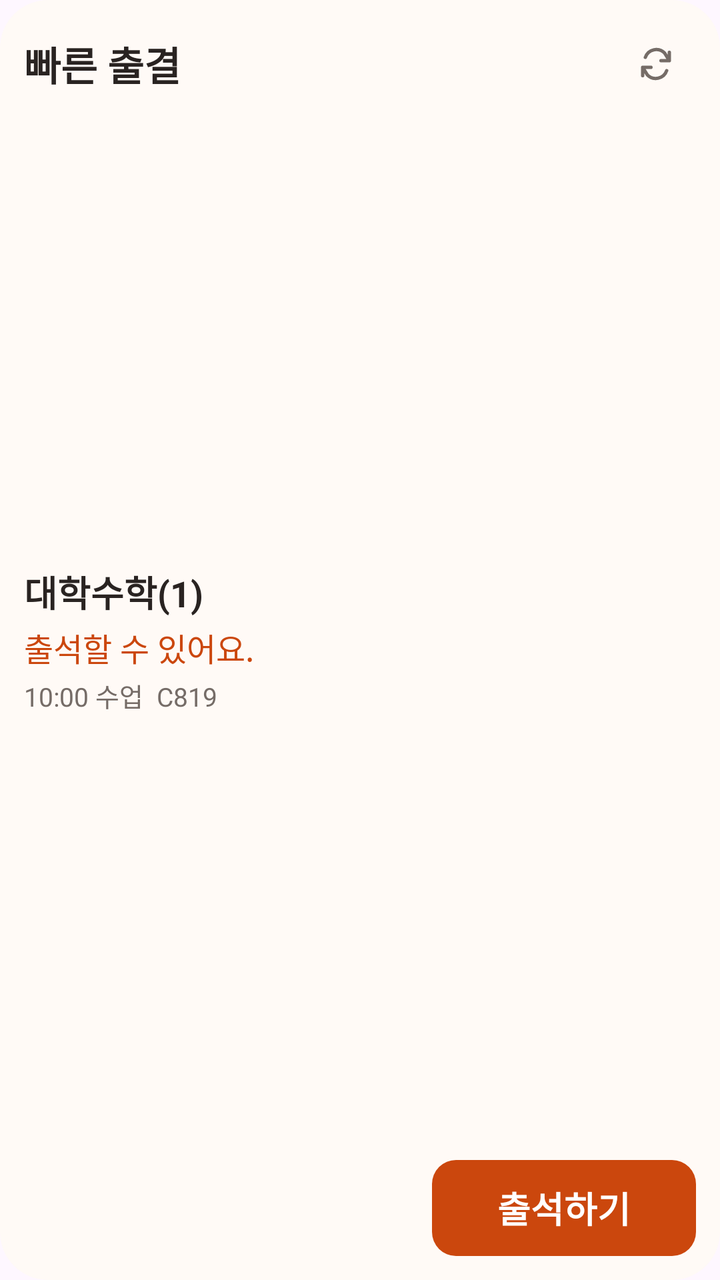
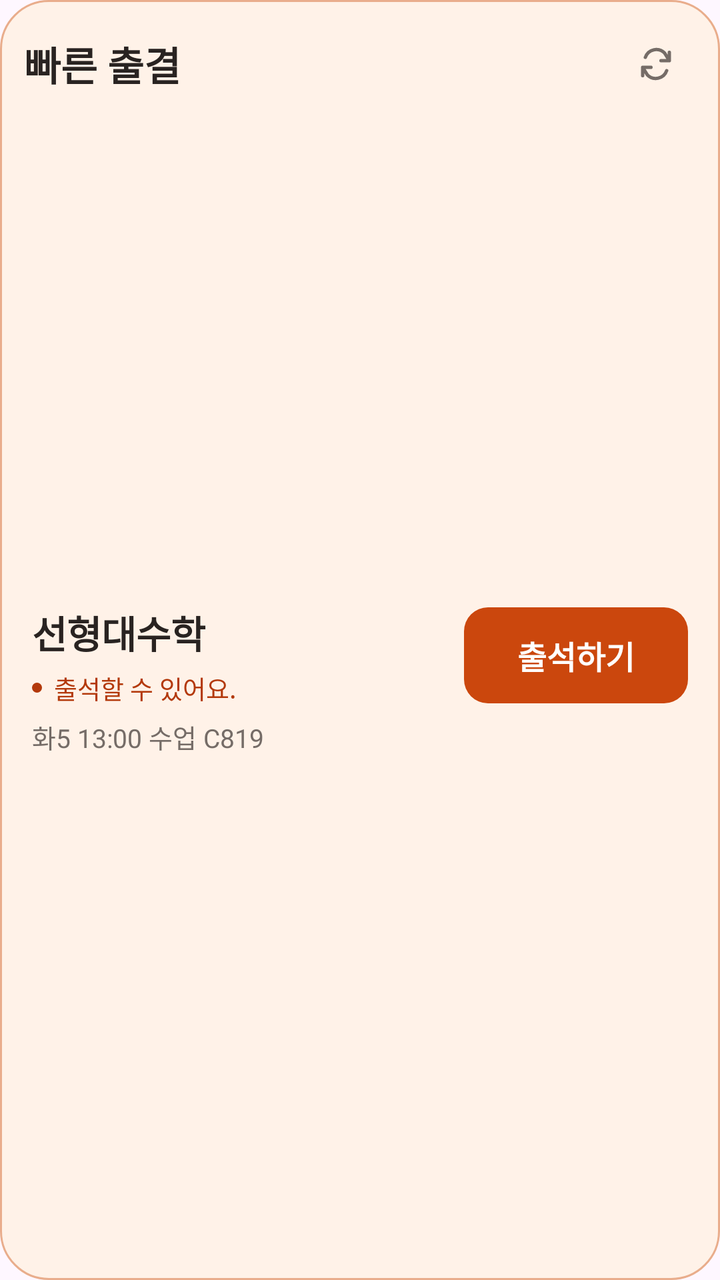

Before-and-after screenshots of an Android layout around one commit, followed by the original layout XML and the change that was made.
<!-- AndroidManifest.xml: application theme Theme.hongsi -->
<!-- res/layout/attendance_widget_preview.xml -->
<?xml version="1.0" encoding="utf-8"?>
<FrameLayout xmlns:android="http://schemas.android.com/apk/res/android" android:layout_width="match_parent" android:layout_height="match_parent" android:padding="12dp" android:background="@drawable/widget_attendance_background">
  <LinearLayout android:layout_width="match_parent" android:layout_height="40dp" android:orientation="horizontal" android:gravity="center_vertical" android:layout_gravity="top">
    <TextView android:layout_width="0dp" android:layout_height="match_parent" android:text="빠른 출결" android:textSize="20sp" android:textColor="@color/widget_text" android:includeFontPadding="false" android:layout_weight="1" android:gravity="center_vertical" android:maxLines="1" android:ellipsize="end" android:textStyle="bold" />
    <FrameLayout android:layout_width="40dp" android:layout_height="40dp" android:contentDescription="새로고침">
      <ImageView android:layout_width="match_parent" android:layout_height="match_parent" android:padding="10dp" android:src="@drawable/ic_widget_refresh" android:tint="@color/widget_muted" android:importantForAccessibility="no" />
      <ProgressBar android:layout_width="match_parent" android:layout_height="match_parent" android:padding="10dp" android:indeterminate="true" android:indeterminateOnly="true" android:indeterminateDrawable="@drawable/widget_refresh_spin" android:indeterminateTint="@color/widget_muted" android:indeterminateDuration="650" android:interpolator="@android:anim/linear_interpolator" android:visibility="gone" android:importantForAccessibility="no" />
    </FrameLayout>
  </LinearLayout>
  <LinearLayout android:layout_width="match_parent" android:layout_height="wrap_content" android:orientation="vertical" android:gravity="center_vertical" android:layout_gravity="center_vertical">
    <LinearLayout android:layout_width="match_parent" android:layout_height="wrap_content" android:orientation="vertical" android:gravity="center_vertical">
      <TextView android:layout_width="match_parent" android:layout_height="wrap_content" android:text="대학수학(1)" android:textSize="18sp" android:textColor="@color/widget_text" android:includeFontPadding="false" android:maxLines="2" android:ellipsize="end" android:textStyle="bold" />
      <TextView android:layout_width="match_parent" android:layout_height="wrap_content" android:text="출석할 수 있어요." android:textSize="16sp" android:textColor="@color/widget_primary" android:includeFontPadding="false" android:maxLines="2" android:ellipsize="end" android:layout_marginTop="3dp" />
      <TextView android:layout_width="match_parent" android:layout_height="wrap_content" android:text="10:00 수업  C819" android:textSize="13sp" android:textColor="@color/widget_muted" android:includeFontPadding="false" android:maxLines="1" android:ellipsize="end" android:layout_marginTop="3dp" />
    </LinearLayout>
  </LinearLayout>
  <LinearLayout android:layout_width="132dp" android:layout_height="48dp" android:orientation="horizontal" android:gravity="end" android:layout_gravity="bottom|end">
    <TextView android:layout_width="132dp" android:layout_height="match_parent" android:text="출석하기" android:textSize="18sp" android:textColor="@color/widget_on_primary" android:includeFontPadding="false" android:gravity="center" android:background="@drawable/widget_primary_background" android:textStyle="bold" />
  </LinearLayout>
</FrameLayout>
<!-- resources referenced by this layout -->
<resources>
  <color name="widget_muted">#756C67</color>
  <color name="widget_on_primary">#FFFFFF</color>
  <color name="widget_primary">#CB470D</color>
  <color name="widget_text">#292321</color>
  <!-- drawable ic_widget_refresh (drawable) -->
  <vector xmlns:android="http://schemas.android.com/apk/res/android" android:width="24dp" android:height="24dp" android:viewportWidth="24" android:viewportHeight="24">
      <path android:fillColor="@android:color/transparent" android:strokeColor="@color/widget_text" android:strokeWidth="2" android:strokeLineCap="round" android:strokeLineJoin="round" android:pathData="M20,5v5h-5 M4,19v-5h5 M5.6,8a7,7 0,0 1,11.55,-2.6L20,10 M4,14l2.85,4.6A7,7 0,0 0,18.4,16" />
  </vector>
  <!-- drawable widget_attendance_background (drawable) -->
  <?xml version="1.0" encoding="utf-8"?>
  <shape xmlns:android="http://schemas.android.com/apk/res/android">
      <solid android:color="@color/widget_background" />
      <corners android:radius="24dp" />
  </shape>
  <!-- drawable widget_primary_background (drawable) -->
  <?xml version="1.0" encoding="utf-8"?>
  <ripple xmlns:android="http://schemas.android.com/apk/res/android" android:color="#30888888"><item><shape android:shape="rectangle"><solid android:color="@color/widget_primary"/><corners android:radius="12dp"/></shape></item></ripple>
  <!-- drawable widget_refresh_spin (drawable) -->
  <rotate xmlns:android="http://schemas.android.com/apk/res/android" android:drawable="@drawable/ic_widget_refresh" android:fromDegrees="0" android:toDegrees="360" android:pivotX="50%" android:pivotY="50%" />
  <style name="Theme.hongsi" parent="Theme.Material3.DayNight.NoActionBar">
          
      </style>
  <color name="widget_background">#FFFAF6</color>
</resources>

<!-- the commit's change to res/layout/attendance_widget_preview.xml (unified diff, before → after) -->
@@ -1,5 +1,5 @@
-<?xml version="1.0" encoding="utf-8"?>
-<FrameLayout xmlns:android="http://schemas.android.com/apk/res/android" android:layout_width="match_parent" android:layout_height="match_parent" android:padding="12dp" android:background="@drawable/widget_attendance_background">
+<?xml version='1.0' encoding='utf-8'?>
+<FrameLayout xmlns:android="http://schemas.android.com/apk/res/android" android:layout_width="match_parent" android:layout_height="match_parent" android:padding="12dp" android:background="@drawable/widget_attendance_active">
   <LinearLayout android:layout_width="match_parent" android:layout_height="40dp" android:orientation="horizontal" android:gravity="center_vertical" android:layout_gravity="top">
     <TextView android:layout_width="0dp" android:layout_height="match_parent" android:text="빠른 출결" android:textSize="20sp" android:textColor="@color/widget_text" android:includeFontPadding="false" android:layout_weight="1" android:gravity="center_vertical" android:maxLines="1" android:ellipsize="end" android:textStyle="bold" />
     <FrameLayout android:layout_width="40dp" android:layout_height="40dp" android:contentDescription="새로고침">
@@ -7,14 +7,24 @@
       <ProgressBar android:layout_width="match_parent" android:layout_height="match_parent" android:padding="10dp" android:indeterminate="true" android:indeterminateOnly="true" android:indeterminateDrawable="@drawable/widget_refresh_spin" android:indeterminateTint="@color/widget_muted" android:indeterminateDuration="650" android:interpolator="@android:anim/linear_interpolator" android:visibility="gone" android:importantForAccessibility="no" />
     </FrameLayout>
   </LinearLayout>
-  <LinearLayout android:layout_width="match_parent" android:layout_height="wrap_content" android:orientation="vertical" android:gravity="center_vertical" android:layout_gravity="center_vertical">
-    <LinearLayout android:layout_width="match_parent" android:layout_height="wrap_content" android:orientation="vertical" android:gravity="center_vertical">
-      <TextView android:layout_width="match_parent" android:layout_height="wrap_content" android:text="대학수학(1)" android:textSize="18sp" android:textColor="@color/widget_text" android:includeFontPadding="false" android:maxLines="2" android:ellipsize="end" android:textStyle="bold" />
-      <TextView android:layout_width="match_parent" android:layout_height="wrap_content" android:text="출석할 수 있어요." android:textSize="16sp" android:textColor="@color/widget_primary" android:includeFontPadding="false" android:maxLines="2" android:ellipsize="end" android:layout_marginTop="3dp" />
-      <TextView android:layout_width="match_parent" android:layout_height="wrap_content" android:text="10:00 수업  C819" android:textSize="13sp" android:textColor="@color/widget_muted" android:includeFontPadding="false" android:maxLines="1" android:ellipsize="end" android:layout_marginTop="3dp" />
+  <LinearLayout android:layout_width="match_parent" android:layout_height="match_parent" android:layout_marginTop="40dp" android:orientation="vertical" android:gravity="center_vertical">
+    <LinearLayout android:layout_width="match_parent" android:layout_height="wrap_content" android:orientation="vertical" android:paddingHorizontal="4dp">
+      <LinearLayout android:layout_width="match_parent" android:layout_height="wrap_content" android:orientation="horizontal" android:gravity="center_vertical">
+        <LinearLayout android:layout_width="0dp" android:layout_height="wrap_content" android:layout_weight="1" android:orientation="vertical">
+          <TextView android:layout_width="match_parent" android:layout_height="wrap_content" android:textSize="19sp" android:textColor="@color/widget_text" android:textStyle="bold" android:includeFontPadding="false" android:maxLines="1" android:ellipsize="end" android:text="선형대수학" />
+          <LinearLayout android:layout_width="match_parent" android:layout_height="wrap_content" android:orientation="horizontal" android:gravity="center_vertical" android:layout_marginTop="5dp">
+            <ImageView android:layout_width="5dp" android:layout_height="5dp" android:layout_marginEnd="6dp" android:src="@drawable/ic_widget_attendance_dot" android:importantForAccessibility="no" android:visibility="visible" />
+            <TextView android:layout_width="0dp" android:layout_height="wrap_content" android:layout_weight="1" android:textSize="12.5sp" android:fontFamily="sans-serif-medium" android:textColor="@color/widget_attendance_status" android:includeFontPadding="false" android:maxLines="1" android:ellipsize="end" android:text="출석할 수 있어요." />
+          </LinearLayout>
+        </LinearLayout>
+        <TextView android:layout_width="112dp" android:layout_height="48dp" android:layout_marginStart="12dp" android:text="출석하기" android:textSize="16sp" android:textColor="@color/widget_on_primary" android:textStyle="bold" android:includeFontPadding="false" android:gravity="center" android:background="@drawable/widget_primary_background" android:visibility="visible" />
+        <LinearLayout android:layout_width="wrap_content" android:layout_height="wrap_content" android:layout_marginStart="12dp" android:paddingHorizontal="9dp" android:paddingVertical="7dp" android:orientation="horizontal" android:gravity="center_vertical" android:background="@drawable/widget_attendance_badge_muted" android:visibility="gone">
+          <ImageView android:layout_width="14dp" android:layout_height="14dp" android:layout_marginEnd="5dp" android:src="@drawable/ic_widget_tick" android:tint="@color/widget_success" android:importantForAccessibility="no" />
+          <TextView android:layout_width="wrap_content" android:layout_height="wrap_content" android:textSize="12sp" android:textStyle="bold" android:textColor="@color/widget_muted" android:includeFontPadding="false" android:maxLines="1" />
+        </LinearLayout>
+        <ImageView android:layout_width="32dp" android:layout_height="32dp" android:layout_marginStart="12dp" android:padding="7dp" android:background="@drawable/widget_attendance_symbol" android:src="@drawable/ic_widget_clock" android:tint="@color/widget_muted" android:importantForAccessibility="no" android:visibility="gone" />
+      </LinearLayout>
+      <TextView android:layout_width="match_parent" android:layout_height="wrap_content" android:textSize="13sp" android:textColor="@color/widget_muted" android:includeFontPadding="false" android:maxLines="1" android:ellipsize="end" android:layout_marginTop="6dp" android:text="화5 13:00 수업 C819" />
     </LinearLayout>
   </LinearLayout>
-  <LinearLayout android:layout_width="132dp" android:layout_height="48dp" android:orientation="horizontal" android:gravity="end" android:layout_gravity="bottom|end">
-    <TextView android:layout_width="132dp" android:layout_height="match_parent" android:text="출석하기" android:textSize="18sp" android:textColor="@color/widget_on_primary" android:includeFontPadding="false" android:gravity="center" android:background="@drawable/widget_primary_background" android:textStyle="bold" />
-  </LinearLayout>
 </FrameLayout>
<!-- resource entries referenced after the edit -->
@@ -1,19 +1,27 @@
 <!-- resources referenced by this layout -->
 <resources>
+  <color name="widget_attendance_status">#B3390B</color>
   <color name="widget_muted">#756C67</color>
   <color name="widget_on_primary">#FFFFFF</color>
+  <color name="widget_success">#147447</color>
   <color name="widget_primary">#CB470D</color>
   <color name="widget_text">#292321</color>
+  <!-- drawable ic_widget_attendance_dot (drawable) -->
+  <vector xmlns:android="http://schemas.android.com/apk/res/android" android:width="5dp" android:height="5dp" android:viewportWidth="5" android:viewportHeight="5"><path android:fillColor="@color/widget_attendance_status" android:pathData="M2.5,0a2.5,2.5 0,1 0,0 5a2.5,2.5 0,1 0,0 -5" /></vector>
+  <!-- drawable ic_widget_clock (drawable) -->
+  <vector xmlns:android="http://schemas.android.com/apk/res/android" android:width="24dp" android:height="24dp" android:viewportWidth="24" android:viewportHeight="24"><path android:pathData="M12,4 A8,8 0,1 1,12,20 A8,8 0,1 1,12,4 M12,7 L12,12 L15,14" android:fillColor="@android:color/transparent" android:strokeColor="@color/widget_text" android:strokeWidth="2" android:strokeLineCap="round" android:strokeLineJoin="round"/></vector>
   <!-- drawable ic_widget_refresh (drawable) -->
   <vector xmlns:android="http://schemas.android.com/apk/res/android" android:width="24dp" android:height="24dp" android:viewportWidth="24" android:viewportHeight="24">
       <path android:fillColor="@android:color/transparent" android:strokeColor="@color/widget_text" android:strokeWidth="2" android:strokeLineCap="round" android:strokeLineJoin="round" android:pathData="M20,5v5h-5 M4,19v-5h5 M5.6,8a7,7 0,0 1,11.55,-2.6L20,10 M4,14l2.85,4.6A7,7 0,0 0,18.4,16" />
   </vector>
-  <!-- drawable widget_attendance_background (drawable) -->
-  <?xml version="1.0" encoding="utf-8"?>
-  <shape xmlns:android="http://schemas.android.com/apk/res/android">
-      <solid android:color="@color/widget_background" />
-      <corners android:radius="24dp" />
-  </shape>
+  <!-- drawable ic_widget_tick (drawable) -->
+  <vector xmlns:android="http://schemas.android.com/apk/res/android" android:width="24dp" android:height="24dp" android:viewportWidth="24" android:viewportHeight="24"><path android:pathData="M5,12 L9,16 L19,6" android:fillColor="@android:color/transparent" android:strokeColor="@color/widget_text" android:strokeWidth="2" android:strokeLineCap="round" android:strokeLineJoin="round"/></vector>
+  <!-- drawable widget_attendance_active (drawable) -->
+  <shape xmlns:android="http://schemas.android.com/apk/res/android"><solid android:color="@color/widget_attendance_active"/><stroke android:width="1dp" android:color="@color/widget_attendance_border"/><corners android:radius="24dp"/></shape>
+  <!-- drawable widget_attendance_badge_muted (drawable) -->
+  <shape xmlns:android="http://schemas.android.com/apk/res/android"><solid android:color="@color/widget_badge_muted_background"/><corners android:radius="9dp"/></shape>
+  <!-- drawable widget_attendance_symbol (drawable) -->
+  <shape xmlns:android="http://schemas.android.com/apk/res/android" android:shape="oval"><solid android:color="@android:color/transparent"/><stroke android:width="1dp" android:color="@color/widget_border"/></shape>
   <!-- drawable widget_primary_background (drawable) -->
   <?xml version="1.0" encoding="utf-8"?>
   <ripple xmlns:android="http://schemas.android.com/apk/res/android" android:color="#30888888"><item><shape android:shape="rectangle"><solid android:color="@color/widget_primary"/><corners android:radius="12dp"/></shape></item></ripple>
@@ -22,6 +30,9 @@
   <style name="Theme.hongsi" parent="Theme.Material3.DayNight.NoActionBar">
           
       </style>
-  <color name="widget_background">#FFFAF6</color>
+  <color name="widget_attendance_active">#FFF2E8</color>
+  <color name="widget_attendance_border">#E9AD8C</color>
+  <color name="widget_badge_muted_background">#1F756C67</color>
+  <color name="widget_border">#D7CDC6</color>
 </resources>
 
